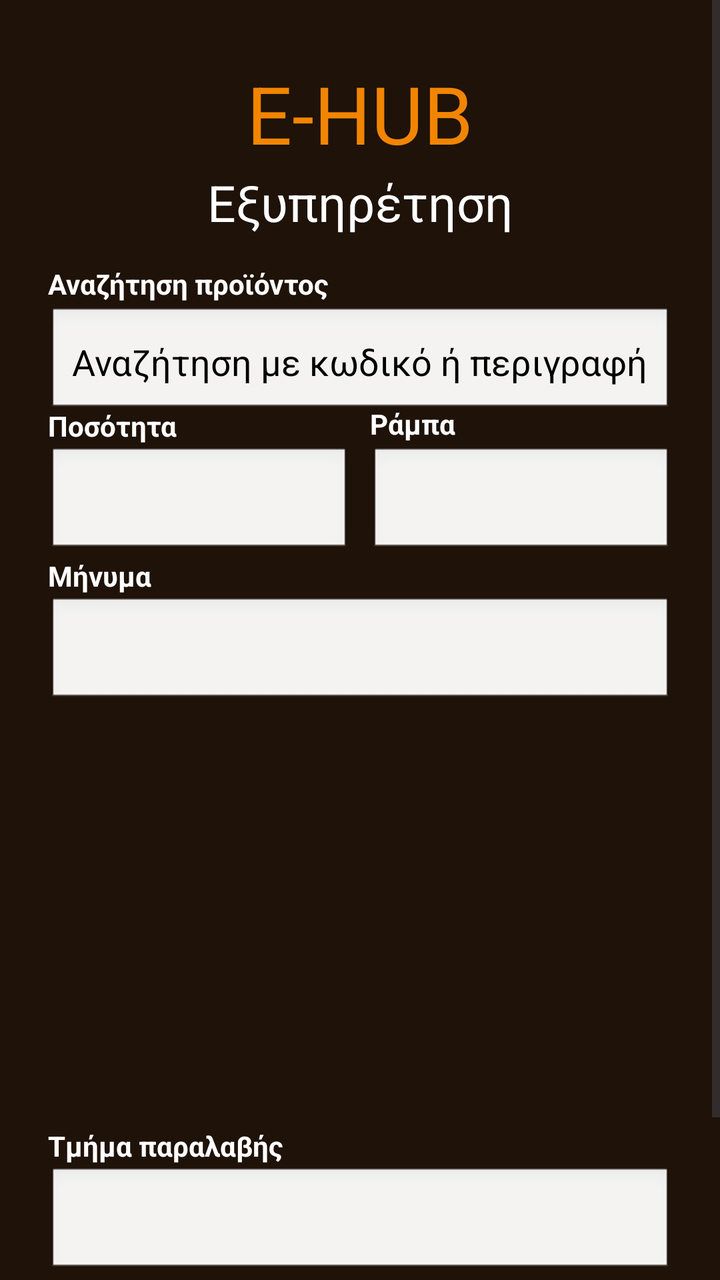
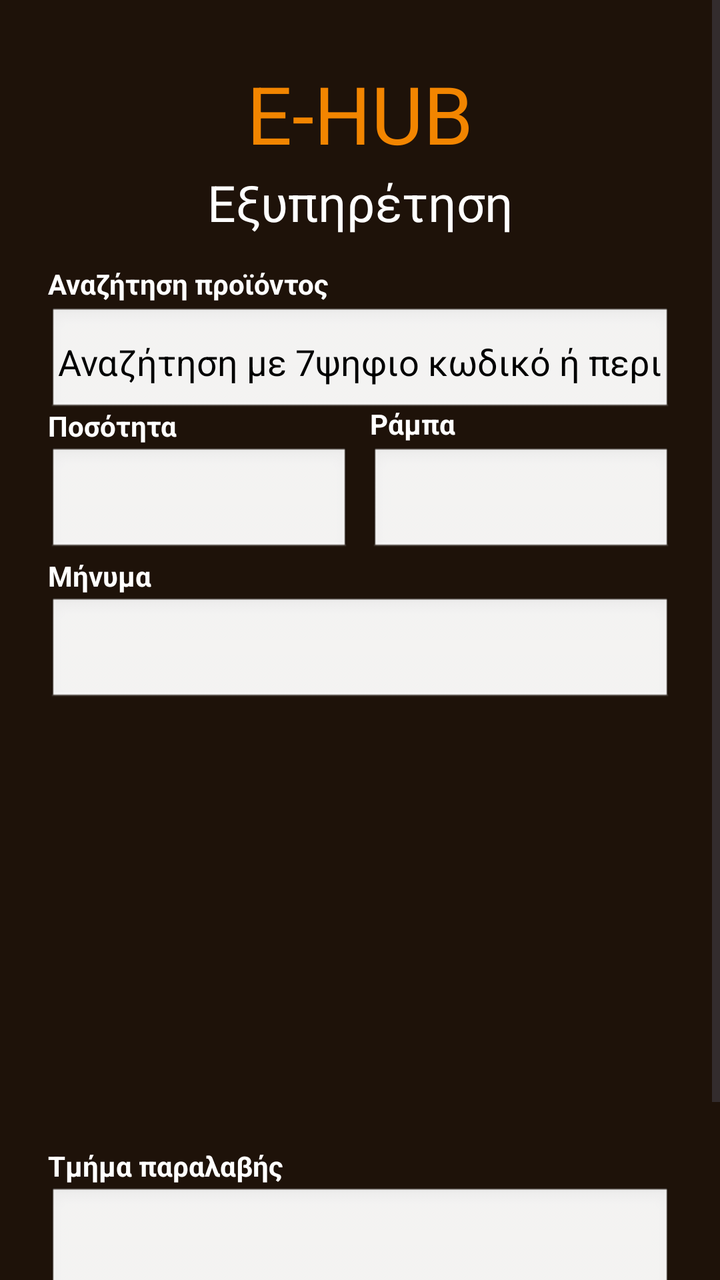

An Android layout rendered at two revisions. The XML below is the earlier revision; the diff shows what the commit changed to produce the second picture.
<!-- AndroidManifest.xml: application theme Theme.EHUB -->
<!-- res/layout/customer_support.xml -->
<?xml version="1.0" encoding="utf-8"?>
<ScrollView
    xmlns:android="http://schemas.android.com/apk/res/android"
    xmlns:tools="http://schemas.android.com/tools"
    xmlns:app="http://schemas.android.com/apk/res-auto"
    android:layout_width="match_parent"
    android:layout_height="match_parent"
    android:background="@color/brown">

    <androidx.constraintlayout.widget.ConstraintLayout
        android:layout_width="match_parent"
        android:layout_height="wrap_content"
        android:paddingBottom="24dp">

        <TextView
            android:id="@+id/titleText"
            android:layout_width="wrap_content"
            android:layout_height="wrap_content"
            android:layout_marginTop="30dp"
            android:text="E-HUB"
            android:textColor="@color/orange"
            android:textSize="40sp"
            app:layout_constraintEnd_toEndOf="parent"
            app:layout_constraintStart_toStartOf="parent"
            app:layout_constraintTop_toTopOf="parent" />

        <TextView
            android:id="@+id/customerSupportTitle"
            android:layout_width="wrap_content"
            android:layout_height="wrap_content"
            android:layout_marginTop="1dp"
            android:text="Εξυπηρέτηση"
            android:textColor="@color/white"
            android:textSize="25sp"
            app:layout_constraintEnd_toEndOf="parent"
            app:layout_constraintStart_toStartOf="parent"
            app:layout_constraintTop_toBottomOf="@id/titleText" />

        <TextView
            android:id="@+id/productSearchLabel"
            android:layout_width="wrap_content"
            android:layout_height="wrap_content"
            android:layout_marginBottom="2dp"
            android:text="Αναζήτηση προϊόντος"
            android:textColor="@color/white"
            android:textSize="14sp"
            android:textStyle="bold"
            app:layout_constraintBottom_toTopOf="@id/customerSupportSearch"
            app:layout_constraintStart_toStartOf="@id/customerSupportSearch" />

        <EditText
            android:id="@+id/customerSupportSearch"
            android:layout_width="0dp"
            android:layout_height="55dp"
            android:layout_marginStart="24dp"
            android:layout_marginTop="70dp"
            android:layout_marginEnd="24dp"
            android:background="@android:drawable/edit_text"
            android:hint="Αναζήτηση με κωδικό ή περιγραφή"
            android:inputType="text"
            android:padding="12dp"
            android:singleLine="true"
            android:textColor="@color/black"
            android:textColorHint="@color/black"
            app:layout_constraintEnd_toEndOf="parent"
            app:layout_constraintStart_toStartOf="parent"
            app:layout_constraintTop_toBottomOf="@id/titleText" />

        <ScrollView
            android:id="@+id/customerSupSuggestionsScroll"
            android:layout_width="0dp"
            android:layout_height="150dp"
            android:layout_marginStart="20dp"
            android:layout_marginEnd="20dp"
            android:background="@android:color/white"
            android:elevation="8dp"
            android:visibility="gone"
            app:layout_constraintEnd_toEndOf="parent"
            app:layout_constraintStart_toStartOf="parent"
            app:layout_constraintTop_toBottomOf="@id/customerSupportSearch">

            <LinearLayout
                android:id="@+id/customerSupSuggestionsList"
                android:layout_width="match_parent"
                android:layout_height="wrap_content"
                android:orientation="vertical"
                android:padding="8dp" />

        </ScrollView>

        <TextView
            android:id="@+id/quantityLabel"
            android:layout_width="wrap_content"
            android:layout_height="wrap_content"
            android:layout_marginBottom="1dp"
            android:text="Ποσότητα"
            android:textColor="@color/white"
            android:textSize="14sp"
            android:textStyle="bold"
            app:layout_constraintBottom_toTopOf="@id/quantityInput"
            app:layout_constraintStart_toStartOf="@id/quantityInput" />

        <EditText
            android:id="@+id/quantityInput"
            android:layout_width="0dp"
            android:layout_height="55dp"
            android:layout_marginStart="24dp"
            android:layout_marginTop="15dp"
            android:layout_marginEnd="2dp"
            android:background="@android:drawable/edit_text"
            android:inputType="number"
            android:padding="12dp"
            android:singleLine="true"
            android:textColor="@color/black"
            android:textColorHint="#777777"
            app:layout_constraintEnd_toStartOf="@id/locationInput"
            app:layout_constraintStart_toStartOf="parent"
            app:layout_constraintTop_toBottomOf="@id/customerSupportSearch" />

        <TextView
            android:id="@+id/r_θεση"
            android:layout_width="wrap_content"
            android:layout_height="wrap_content"
            android:layout_marginBottom="2dp"
            android:text="Ράμπα"
            android:textColor="@color/white"
            android:textSize="14sp"
            android:textStyle="bold"
            app:layout_constraintBottom_toTopOf="@id/locationInput"
            app:layout_constraintStart_toStartOf="@id/locationInput" />

        <EditText
            android:id="@+id/locationInput"
            android:layout_width="0dp"
            android:layout_height="55dp"
            android:layout_marginStart="8dp"
            android:layout_marginEnd="24dp"
            android:background="@android:drawable/edit_text"
            android:inputType="number"
            android:padding="12dp"
            android:singleLine="true"
            android:textColor="@color/black"
            android:textColorHint="#777777"
            app:layout_constraintEnd_toEndOf="parent"
            app:layout_constraintStart_toEndOf="@id/quantityInput"
            app:layout_constraintTop_toTopOf="@id/quantityInput" />

        <TextView
            android:id="@+id/messageLabel"
            android:layout_width="wrap_content"
            android:layout_height="wrap_content"
            android:layout_marginBottom="1dp"
            android:text="Μήνυμα"
            android:textColor="@color/white"
            android:textSize="14sp"
            android:textStyle="bold"
            app:layout_constraintBottom_toTopOf="@id/messageInput"
            app:layout_constraintStart_toStartOf="@id/messageInput" />

        <EditText
            android:id="@+id/messageInput"
            android:layout_width="0dp"
            android:layout_height="55dp"
            android:layout_marginStart="24dp"
            android:layout_marginTop="20dp"
            android:layout_marginEnd="24dp"
            android:background="@android:drawable/edit_text"
            android:inputType="text"
            android:padding="10dp"
            android:singleLine="true"
            android:textColor="@color/black"
            android:textColorHint="@color/black"
            app:layout_constraintEnd_toEndOf="parent"
            app:layout_constraintStart_toStartOf="parent"
            app:layout_constraintTop_toBottomOf="@id/quantityInput" />

        <Button
            android:id="@+id/productInsert"
            android:layout_width="0dp"
            android:layout_height="55dp"
            android:layout_marginStart="24dp"
            android:layout_marginTop="16dp"
            android:layout_marginEnd="24dp"
            android:backgroundTint="@color/orange"
            android:text="+ Προσθήκη προϊόντος"
            android:textColor="@color/black"
            android:textSize="18sp"
            app:layout_constraintEnd_toEndOf="parent"
            app:layout_constraintStart_toStartOf="parent"
            app:layout_constraintTop_toBottomOf="@id/messageInput"
            android:visibility="gone"/>

        <androidx.recyclerview.widget.RecyclerView
            android:id="@+id/insertedProducts"
            android:layout_width="0dp"
            android:layout_height="180dp"
            android:layout_marginStart="20dp"
            android:layout_marginTop="10dp"
            android:layout_marginEnd="20dp"
            android:clipToPadding="false"
            android:padding="4dp"
            android:scrollbars="vertical"
            app:layout_constraintEnd_toEndOf="parent"
            app:layout_constraintStart_toStartOf="parent"
            app:layout_constraintTop_toBottomOf="@id/productInsert"
            />

        <TextView
            android:id="@+id/departmentLabel"
            android:layout_width="wrap_content"
            android:layout_height="wrap_content"
            android:layout_marginStart="24dp"
            android:layout_marginTop="20dp"
            android:text="Τμήμα παραλαβής"
            android:textColor="@color/white"
            android:textSize="14sp"
            android:textStyle="bold"
            app:layout_constraintStart_toStartOf="parent"
            app:layout_constraintTop_toBottomOf="@id/insertedProducts" />

        <Spinner
            android:id="@+id/selectDepartment"
            android:layout_width="0dp"
            android:layout_height="55dp"
            android:layout_marginTop="1dp"
            android:layout_marginEnd="24dp"
            android:background="@android:drawable/edit_text"
            android:paddingStart="12dp"
            android:paddingEnd="12dp"
            app:layout_constraintEnd_toEndOf="parent"
            app:layout_constraintStart_toStartOf="@id/departmentLabel"
            app:layout_constraintTop_toBottomOf="@id/departmentLabel" />

        <Button
            android:id="@+id/sendRequest"
            android:layout_width="0dp"
            android:layout_height="55dp"
            android:layout_marginStart="24dp"
            android:layout_marginTop="16dp"
            android:layout_marginEnd="24dp"
            android:backgroundTint="@color/orange"
            android:text="Αποστολή αιτήματος"
            android:textColor="@color/black"
            android:textSize="18sp"
            app:layout_constraintBottom_toBottomOf="parent"
            app:layout_constraintEnd_toEndOf="parent"
            app:layout_constraintStart_toStartOf="parent"
            app:layout_constraintTop_toBottomOf="@id/selectDepartment" />

    </androidx.constraintlayout.widget.ConstraintLayout>
</ScrollView>
<!-- resources referenced by this layout -->
<resources>
  <color name="black">#FF000000</color>
  <color name="brown">#1E1209</color>
  <color name="orange">#F28500</color>
  <color name="white">#FFFFFFFF</color>
  <style name="Theme.EHUB" parent="Base.Theme.EHUB" />
  <style name="Base.Theme.EHUB" parent="Theme.Material3.DayNight.NoActionBar">
          
          
      </style>
</resources>

<!-- the commit's change to res/layout/customer_support.xml (unified diff, before → after) -->
@@ -56,9 +56,9 @@
             android:layout_marginTop="70dp"
             android:layout_marginEnd="24dp"
             android:background="@android:drawable/edit_text"
-            android:hint="Αναζήτηση με κωδικό ή περιγραφή"
+            android:hint="Αναζήτηση με 7ψηφιο κωδικό ή περιγραφή"
             android:inputType="text"
-            android:padding="12dp"
+            android:padding="5dp"
             android:singleLine="true"
             android:textColor="@color/black"
             android:textColorHint="@color/black"
@@ -193,7 +193,7 @@
         <androidx.recyclerview.widget.RecyclerView
             android:id="@+id/insertedProducts"
             android:layout_width="0dp"
-            android:layout_height="180dp"
+            android:layout_height="190dp"
             android:layout_marginStart="20dp"
             android:layout_marginTop="10dp"
             android:layout_marginEnd="20dp"
